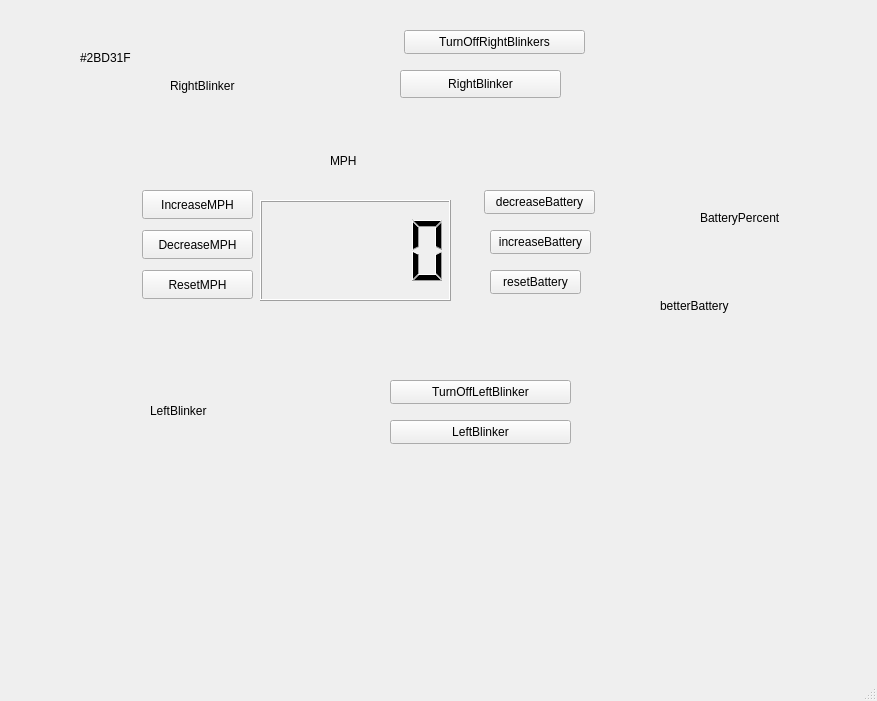
The window that mainwindow.ui (UCR-Solar-Car/DriverInterface) describes before a commit, drawn with Qt 5.
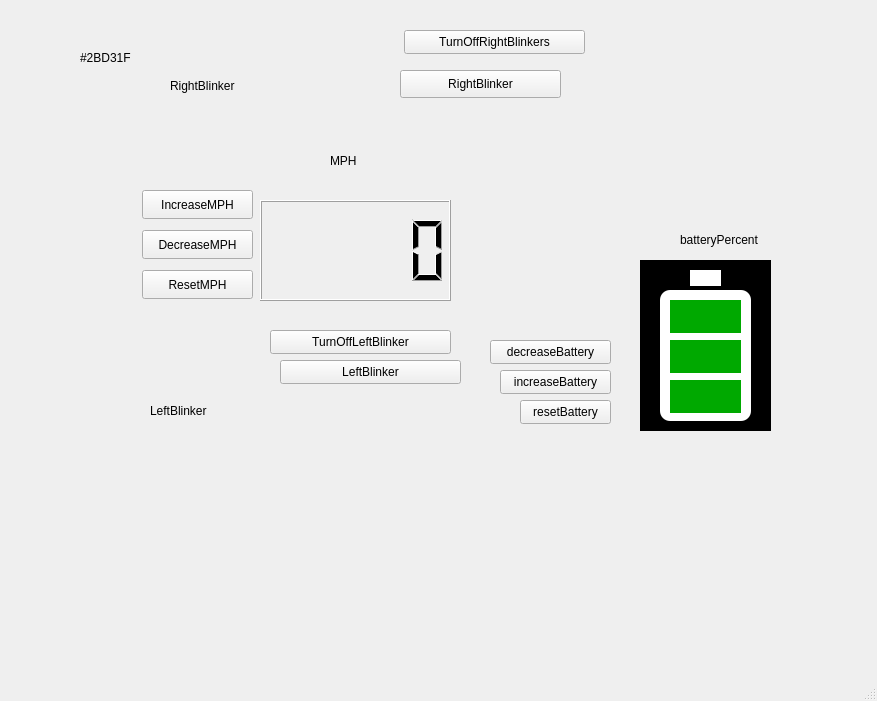
The same window after the commit.

Diff of the .ui file:
```diff
--- a/mainwindow.ui
+++ b/mainwindow.ui
@@ -152,8 +152,8 @@
    <widget class="QPushButton" name="TurnOffLeftBlinker">
     <property name="geometry">
      <rect>
-      <x>390</x>
-      <y>380</y>
+      <x>270</x>
+      <y>330</y>
       <width>181</width>
       <height>24</height>
      </rect>
@@ -165,8 +165,8 @@
    <widget class="QPushButton" name="LeftBlinker_2">
     <property name="geometry">
      <rect>
-      <x>390</x>
-      <y>420</y>
+      <x>280</x>
+      <y>360</y>
       <width>181</width>
       <height>24</height>
      </rect>
@@ -175,25 +175,12 @@
      <string>LeftBlinker</string>
     </property>
    </widget>
-   <widget class="QLabel" name="betterBattery">
-    <property name="geometry">
-     <rect>
-      <x>660</x>
-      <y>230</y>
-      <width>101</width>
-      <height>151</height>
-     </rect>
-    </property>
-    <property name="text">
-     <string>betterBattery</string>
-    </property>
-   </widget>
    <widget class="QPushButton" name="decreaseBattery">
     <property name="geometry">
      <rect>
-      <x>484</x>
-      <y>190</y>
-      <width>111</width>
+      <x>490</x>
+      <y>340</y>
+      <width>121</width>
       <height>24</height>
      </rect>
     </property>
@@ -201,28 +188,11 @@
      <string>decreaseBattery</string>
     </property>
    </widget>
-   <widget class="QLabel" name="BatteryPercent">
-    <property name="geometry">
-     <rect>
-      <x>700</x>
-      <y>210</y>
-      <width>121</width>
-      <height>16</height>
-     </rect>
-    </property>
-    <property name="styleSheet">
-     <string notr="true">
-font: 9pt &quot;Segoe UI&quot;;</string>
-    </property>
-    <property name="text">
-     <string>BatteryPercent</string>
-    </property>
-   </widget>
    <widget class="QPushButton" name="resetBattery">
     <property name="geometry">
      <rect>
-      <x>490</x>
-      <y>270</y>
+      <x>520</x>
+      <y>400</y>
       <width>91</width>
       <height>24</height>
      </rect>
@@ -234,9 +204,9 @@
    <widget class="QPushButton" name="increaseBattery">
     <property name="geometry">
      <rect>
-      <x>490</x>
-      <y>230</y>
-      <width>101</width>
+      <x>500</x>
+      <y>370</y>
+      <width>111</width>
       <height>24</height>
      </rect>
     </property>
@@ -244,6 +214,152 @@
      <string>increaseBattery</string>
     </property>
    </widget>
+   <widget class="QLabel" name="label_2">
+    <property name="geometry">
+     <rect>
+      <x>660</x>
+      <y>290</y>
+      <width>91</width>
+      <height>131</height>
+     </rect>
+    </property>
+    <property name="styleSheet">
+     <string notr="true">background-color: rgb(255, 255, 255);
+border-radius: 10px</string>
+    </property>
+    <property name="text">
+     <string/>
+    </property>
+   </widget>
+   <widget class="QLabel" name="batteryHeight1">
+    <property name="geometry">
+     <rect>
+      <x>670</x>
+      <y>300</y>
+      <width>71</width>
+      <height>33</height>
+     </rect>
+    </property>
+    <property name="styleSheet">
+     <string notr="true">background-color: rgb(0, 169, 0);</string>
+    </property>
+    <property name="text">
+     <string/>
+    </property>
+   </widget>
+   <widget class="QLabel" name="label_4">
+    <property name="geometry">
+     <rect>
+      <x>640</x>
+      <y>260</y>
+      <width>131</width>
+      <height>171</height>
+     </rect>
+    </property>
+    <property name="styleSheet">
+     <string notr="true">background-color: rgb(0, 0, 0);</string>
+    </property>
+    <property name="text">
+     <string/>
+    </property>
+   </widget>
+   <widget class="QLabel" name="label_7">
+    <property name="geometry">
+     <rect>
+      <x>690</x>
+      <y>270</y>
+      <width>31</width>
+      <height>16</height>
+     </rect>
+    </property>
+    <property name="styleSheet">
+     <string notr="true">background-color: rgb(255, 255, 255);</string>
+    </property>
+    <property name="text">
+     <string/>
+    </property>
+   </widget>
+   <widget class="QLabel" name="batteryHeight2">
+    <property name="geometry">
+     <rect>
+      <x>670</x>
+      <y>340</y>
+      <width>71</width>
+      <height>33</height>
+     </rect>
+    </property>
+    <property name="styleSheet">
+     <string notr="true">background-color: rgb(0, 169, 0);</string>
+    </property>
+    <property name="text">
+     <string/>
+    </property>
+   </widget>
+   <widget class="QLabel" name="batteryHeight3">
+    <property name="geometry">
+     <rect>
+      <x>670</x>
+      <y>380</y>
+      <width>71</width>
+      <height>33</height>
+     </rect>
+    </property>
+    <property name="styleSheet">
+     <string notr="true">background-color: rgb(0, 169, 0);</string>
+    </property>
+    <property name="text">
+     <string/>
+    </property>
+   </widget>
+   <widget class="QLabel" name="batteryPercent">
+    <property name="geometry">
+     <rect>
+      <x>680</x>
+      <y>230</y>
+      <width>121</width>
+      <height>20</height>
+     </rect>
+    </property>
+    <property name="text">
+     <string>batteryPercent</string>
+    </property>
+   </widget>
+   <widget class="QLabel" name="lowBatteryWarning">
+    <property name="geometry">
+     <rect>
+      <x>660</x>
+      <y>440</y>
+      <width>91</width>
+      <height>51</height>
+     </rect>
+    </property>
+    <property name="text">
+     <string/>
+    </property>
+   </widget>
+   <zorder>label_4</zorder>
+   <zorder>MPH</zorder>
+   <zorder>label</zorder>
+   <zorder>IncreaseMPH</zorder>
+   <zorder>DecreaseMPH</zorder>
+   <zorder>ResetMPH</zorder>
+   <zorder>rightBlinker</zorder>
+   <zorder>blinkerColor</zorder>
+   <zorder>TurnRightBlinker</zorder>
+   <zorder>TurOffBlinkers</zorder>
+   <zorder>LeftBlinker</zorder>
+   <zorder>TurnOffLeftBlinker</zorder>
+   <zorder>LeftBlinker_2</zorder>
+   <zorder>decreaseBattery</zorder>
+   <zorder>resetBattery</zorder>
+   <zorder>increaseBattery</zorder>
+   <zorder>label_2</zorder>
+   <zorder>batteryHeight1</zorder>
+   <zorder>label_7</zorder>
+   <zorder>batteryHeight2</zorder>
+   <zorder>batteryHeight3</zorder>
+   <zorder>batteryPercent</zorder>
+   <zorder>lowBatteryWarning</zorder>
   </widget>
   <widget class="QMenuBar" name="menubar">
    <property name="geometry">
```
